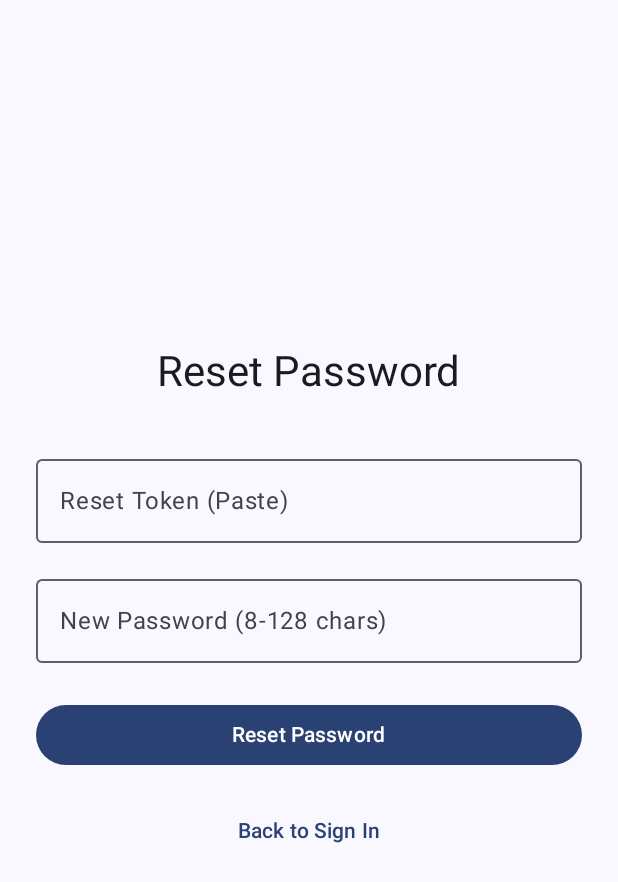
After one commit to chandan-rauniyar/askfaculty-android-app, an Android app built with Jetpack Compose: the composable ResetPasswordScreen shown on its own in the app's theme, on a phone screen of 412 x 824 dp. The commit adds this screen. Shown: the top 882 px of the screen. Run offline under Robolectric (Android 15) with nearby library versions, the phone set to English and light mode, and no system bars; our stand-ins replace Dagger/Hilt's generated code.

Commit message:
feat(a3): implement account activation, forgot password, and password reset

```diff
--- /dev/null
+++ b/app/src/main/java/com/chandan/askfaculty/ui/auth/ResetPasswordScreen.kt
@@ -0,0 +1,105 @@
+package com.chandan.askfaculty.ui.auth
+
+import androidx.compose.foundation.layout.*
+import androidx.compose.foundation.text.KeyboardOptions
+import androidx.compose.material3.*
+import androidx.compose.runtime.*
+import androidx.compose.ui.Alignment
+import androidx.compose.ui.Modifier
+import androidx.compose.ui.text.input.KeyboardType
+import androidx.compose.ui.text.input.PasswordVisualTransformation
+import androidx.compose.ui.unit.dp
+import androidx.hilt.navigation.compose.hiltViewModel
+
+@Composable
+fun ResetPasswordScreen(
+    modifier: Modifier = Modifier,
+    viewModel: ResetPasswordViewModel = hiltViewModel(),
+    onResetSuccess: () -> Unit,
+    onBackToLogin: () -> Unit
+) {
+    var token by remember { mutableStateOf("") }
+    var password by remember { mutableStateOf("") }
+    val uiState by viewModel.uiState.collectAsState()
+
+    LaunchedEffect(uiState) {
+        if (uiState is ResetPasswordUiState.Success) {
+            onResetSuccess()
+        }
+    }
+
+    Surface(
+        modifier = modifier.fillMaxSize(),
+        color = MaterialTheme.colorScheme.background
+    ) {
+        Column(
+            modifier = Modifier
+                .fillMaxSize()
+                .padding(24.dp),
+            verticalArrangement = Arrangement.Center,
+            horizontalAlignment = Alignment.CenterHorizontally
+        ) {
+            Text(
+                text = "Reset Password",
+                style = MaterialTheme.typography.headlineMedium
+            )
+            Spacer(modifier = Modifier.height(32.dp))
+
+            OutlinedTextField(
+                value = token,
+                onValueChange = { token = it },
+                label = { Text("Reset Token (Paste)") },
+                modifier = Modifier.fillMaxWidth()
+            )
+            Spacer(modifier = Modifier.height(16.dp))
+
+            OutlinedTextField(
+                value = password,
+                onValueChange = { password = it },
+                label = { Text("New Password (8-128 chars)") },
+                singleLine = true,
+                visualTransformation = PasswordVisualTransformation(),
+                keyboardOptions = KeyboardOptions(keyboardType = KeyboardType.Password),
+                modifier = Modifier.fillMaxWidth()
+            )
+            Spacer(modifier = Modifier.height(24.dp))
+
+            Button(
+                onClick = { viewModel.resetPassword(token, password) },
+                modifier = Modifier.fillMaxWidth(),
+                enabled = uiState !is ResetPasswordUiState.Loading
+            ) {
+                if (uiState is ResetPasswordUiState.Loading) {
+                    CircularProgressIndicator(
+                        modifier = Modifier.size(24.dp),
+                        color = MaterialTheme.colorScheme.onPrimary
+                    )
+                } else {
+                    Text("Reset Password")
+                }
+            }
+
+            Spacer(modifier = Modifier.height(16.dp))
+
+            TextButton(onClick = onBackToLogin) {
+                Text("Back to Sign In")
+            }
+
+            Spacer(modifier = Modifier.height(16.dp))
+
+            if (uiState is ResetPasswordUiState.Error) {
+                Text(
+                    text = (uiState as ResetPasswordUiState.Error).message,
+                    color = MaterialTheme.colorScheme.error,
+                    style = MaterialTheme.typography.bodyMedium
+                )
+            } else if (uiState is ResetPasswordUiState.Success) {
+                Text(
+                    text = "Password reset successfully! You can now sign in with your new password.",
+                    color = MaterialTheme.colorScheme.primary,
+                    style = MaterialTheme.typography.bodyMedium
+                )
+            }
+        }
+    }
+}
--- /dev/null
+++ b/app/src/main/java/com/chandan/askfaculty/ui/auth/ResetPasswordViewModel.kt
@@ -0,0 +1,51 @@
+package com.chandan.askfaculty.ui.auth
+
+import androidx.lifecycle.ViewModel
+import androidx.lifecycle.viewModelScope
+import com.chandan.askfaculty.data.remote.AppError
+import com.chandan.askfaculty.data.repository.AuthRepository
+import dagger.hilt.android.lifecycle.HiltViewModel
+import kotlinx.coroutines.flow.MutableStateFlow
+import kotlinx.coroutines.flow.StateFlow
+import kotlinx.coroutines.flow.asStateFlow
+import kotlinx.coroutines.launch
+import javax.inject.Inject
+
+sealed interface ResetPasswordUiState {
+    object Idle : ResetPasswordUiState
+    object Loading : ResetPasswordUiState
+    object Success : ResetPasswordUiState
+    data class Error(val message: String) : ResetPasswordUiState
+}
+
+@HiltViewModel
+class ResetPasswordViewModel @Inject constructor(
+    private val authRepository: AuthRepository
+) : ViewModel() {
+
+    private val _uiState = MutableStateFlow<ResetPasswordUiState>(ResetPasswordUiState.Idle)
+    val uiState: StateFlow<ResetPasswordUiState> = _uiState.asStateFlow()
+
+    fun resetPassword(token: String, password: String) {
+        if (token.isBlank() || password.isBlank()) {
+            _uiState.value = ResetPasswordUiState.Error("Token and password cannot be empty.")
+            return
+        }
+
+        viewModelScope.launch {
+            _uiState.value = ResetPasswordUiState.Loading
+            try {
+                authRepository.resetPassword(token.trim(), password)
+                _uiState.value = ResetPasswordUiState.Success
+            } catch (e: Exception) {
+                val appError = AppError.from(e)
+                val friendlyMessage = when (appError) {
+                    is AppError.InvalidResetToken -> "Invalid or expired password reset token."
+                    is AppError.NetworkError -> "Cannot reach the server. Please check your connection."
+                    else -> appError.message
+                }
+                _uiState.value = ResetPasswordUiState.Error(friendlyMessage)
+            }
+        }
+    }
+}
```
Also changed, not shown: app/src/main/java/com/chandan/askfaculty/MainActivity.kt (+35 -4 lines), app/src/main/java/com/chandan/askfaculty/data/remote/AuthApiService.kt (+12 -0 lines), app/src/main/java/com/chandan/askfaculty/data/remote/model/ActivateRequest.kt (added, +20 -0 lines), app/src/main/java/com/chandan/askfaculty/data/repository/AuthRepository.kt (+15 -0 lines), app/src/main/java/com/chandan/askfaculty/ui/auth/ActivationScreen.kt (added, +105 -0 lines), app/src/main/java/com/chandan/askfaculty/ui/auth/ActivationViewModel.kt (added, +51 -0 lines), app/src/main/java/com/chandan/askfaculty/ui/auth/ForgotPasswordScreen.kt (added, +81 -0 lines), app/src/main/java/com/chandan/askfaculty/ui/auth/ForgotPasswordViewModel.kt (added, +50 -0 lines), app/src/main/java/com/chandan/askfaculty/ui/auth/LoginScreen.kt (+21 -1 lines), 3 other files.
